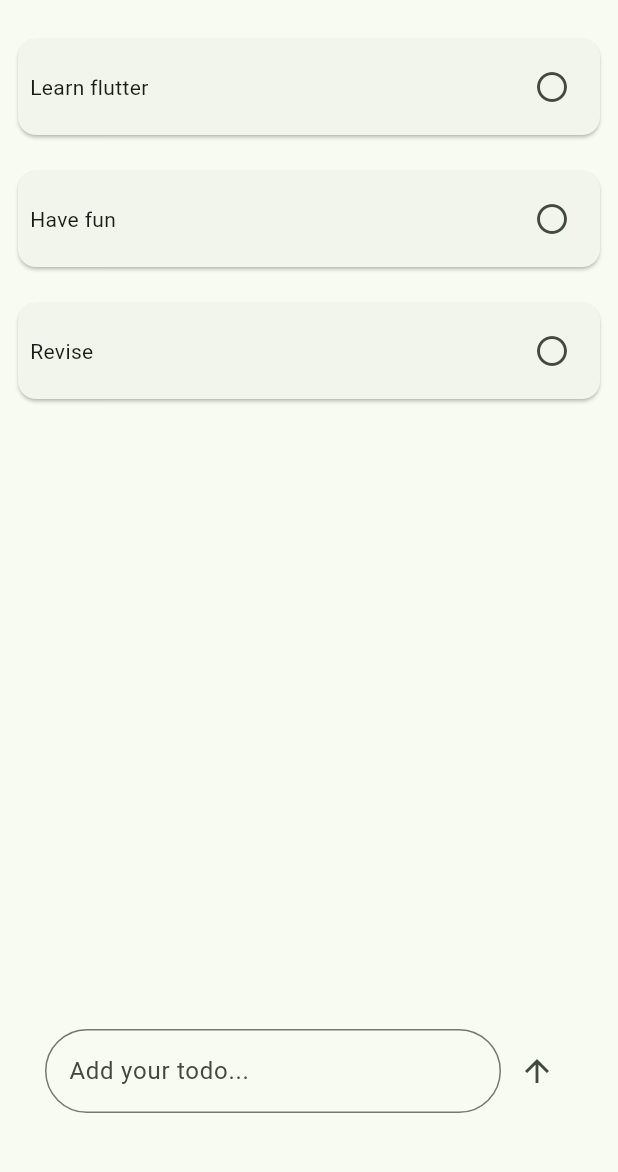
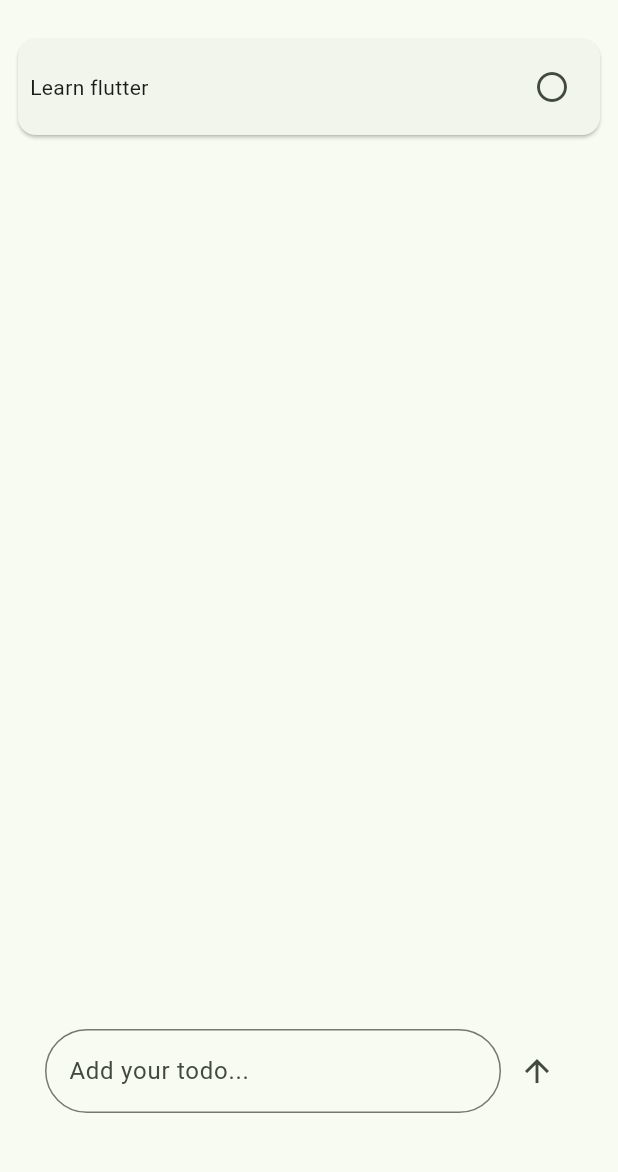
Before and after one commit to anchit-chandran/todoy, a Flutter app: the screen it shows after launch, on a phone screen of 412 x 824 dp, the part 63-1235 px from its top. Run offline on Flutter 3.47's test engine with Material 3 defaults, Android fonts, the phone set to English and light mode, and no system bars.

```diff
--- a/lib/main.dart
+++ b/lib/main.dart
@@ -48,7 +48,9 @@ class MainPage extends StatefulWidget {
 }
 
 class _MainPageState extends State<MainPage> {
-  var todos = ['Learn flutter', 'Have fun', "Revise"];
+  var todos = [
+    'Learn flutter',
+  ];
 
   TextEditingController textController = TextEditingController();
 
@@ -121,21 +123,21 @@ class _MainPageState extends State<MainPage> {
       body: Column(
         children: [
           Expanded(
-            child: AnimatedList(
-              key: listKey,
-              initialItemCount: todos.length,
-              itemBuilder: (context, index, animation) {
-                if (todos.isNotEmpty) {
-                  return buildTodo(todos[index], animation);
-                } else {
-                  return Center(
-                      child: Text("You're done for the day! ☀️",
-                          style: TextStyle(
-                            fontSize: 20,
-                          )));
-                }
-              },
-            ),
+            child: Stack(children: [
+              AnimatedList(
+                key: listKey,
+                initialItemCount: todos.isEmpty ? 1 : todos.length,
+                itemBuilder: (context, index, animation) =>
+                    buildTodo(todos[index], animation),
+              ),
+              Visibility(
+                visible: todos.isEmpty,
+                child: Center(
+                  child: Text("You're done for the day! ☀️",
+                      style: TextStyle(fontSize: 20)),
+                ),
+              )
+            ]),
           ),
           SearchBox(
             controller: textController,
```
Also changed, not shown: firstFlutter.gif (added), 1 other file.
